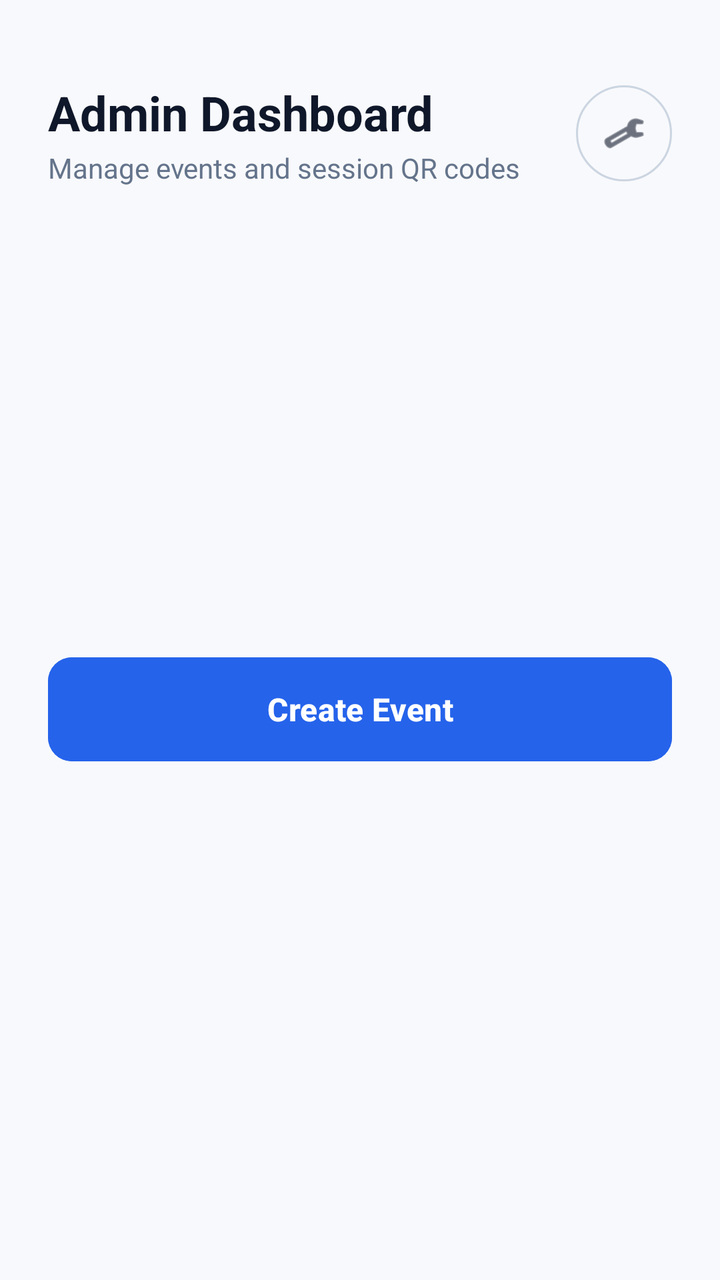
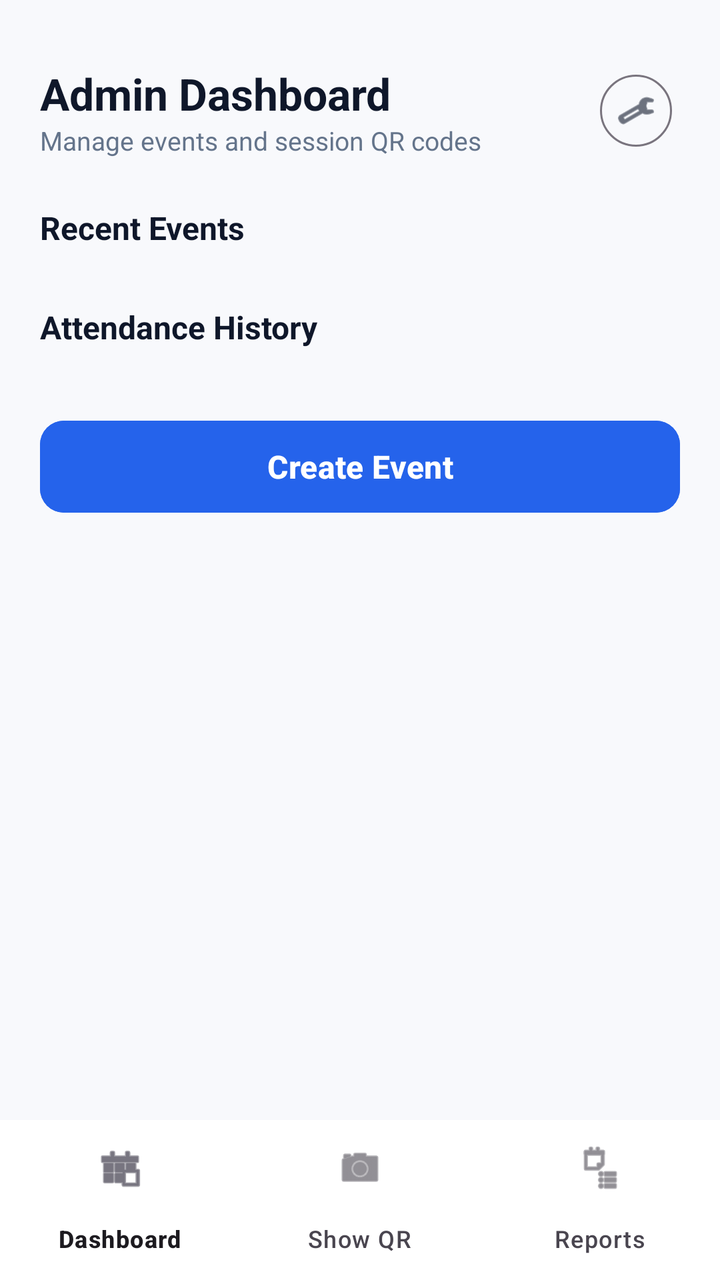

Screens rendered from an Android XML layout before and after an edit, with the pre-edit source and the edit as a unified diff.
<!-- AndroidManifest.xml: application theme Theme.QRAS -->
<!-- res/layout/activity_admin_dash.xml -->
<?xml version="1.0" encoding="utf-8"?>
<LinearLayout xmlns:android="http://schemas.android.com/apk/res/android"
    xmlns:app="http://schemas.android.com/apk/res-auto"
    xmlns:tools="http://schemas.android.com/tools"
    android:id="@+id/main"
    android:layout_width="match_parent"
    android:layout_height="match_parent"
    android:background="#F8F9FC"
    android:orientation="vertical"
    android:padding="24dp">

    
    <RelativeLayout
        android:layout_width="match_parent"
        android:layout_height="wrap_content"
        android:layout_marginTop="16dp">

        <LinearLayout
            android:layout_width="wrap_content"
            android:layout_height="wrap_content"
            android:layout_alignParentStart="true"
            android:layout_centerVertical="true"
            android:orientation="vertical">

            <TextView
                android:layout_width="wrap_content"
                android:layout_height="wrap_content"
                android:text="Admin Dashboard"
                android:textColor="#0F172A"
                android:textSize="24sp"
                android:textStyle="bold"
                tools:ignore="HardcodedText" />

            <TextView
                android:layout_width="wrap_content"
                android:layout_height="wrap_content"
                android:layout_marginTop="2dp"
                android:text="Manage events and session QR codes"
                android:textColor="#64748B"
                android:textSize="14sp"
                tools:ignore="HardcodedText" />
        </LinearLayout>

        
        <com.google.android.material.button.MaterialButton
            android:id="@+id/btnSettings"
            style="@style/Widget.Material3.Button.IconButton.Outlined"
            android:layout_width="48dp"
            android:layout_height="48dp"
            android:layout_alignParentEnd="true"
            android:layout_centerVertical="true"
            android:contentDescription="Settings"
            android:insetLeft="0dp"
            android:insetTop="0dp"
            android:insetRight="0dp"
            android:insetBottom="0dp"
            android:padding="0dp"
            app:cornerRadius="24dp"
            app:icon="@android:drawable/ic_menu_preferences"
            app:iconGravity="textStart"
            app:iconSize="22dp"
            app:iconTint="#0F172A"
            app:strokeColor="#CBD5E1"
            app:strokeWidth="1dp" />
    </RelativeLayout>

    
    <LinearLayout
        android:layout_width="match_parent"
        android:layout_height="0dp"
        android:layout_weight="1"
        android:gravity="center"
        android:orientation="vertical">

        <com.google.android.material.button.MaterialButton
            android:id="@+id/btnCreateEvent"
            android:layout_width="match_parent"
            android:layout_height="60dp"
            android:backgroundTint="#2563EB"
            android:text="Create Event"
            android:textAllCaps="false"
            android:textColor="#FFFFFF"
            android:textSize="16sp"
            android:textStyle="bold"
            app:cornerRadius="12dp"
            tools:ignore="HardcodedText" />

    </LinearLayout>

</LinearLayout>
<!-- resources referenced by this layout -->
<resources>
  <style name="Theme.QRAS" parent="Base.Theme.QRAS" />
  <style name="Base.Theme.QRAS" parent="Theme.Material3.DayNight.NoActionBar">
          
          
      </style>
</resources>

<!-- the commit's change to res/layout/activity_admin_dash.xml (unified diff, before → after) -->
@@ -1,90 +1,136 @@
 <?xml version="1.0" encoding="utf-8"?>
-<LinearLayout xmlns:android="http://schemas.android.com/apk/res/android"
+<androidx.constraintlayout.widget.ConstraintLayout xmlns:android="http://schemas.android.com/apk/res/android"
     xmlns:app="http://schemas.android.com/apk/res-auto"
     xmlns:tools="http://schemas.android.com/tools"
     android:id="@+id/main"
     android:layout_width="match_parent"
     android:layout_height="match_parent"
-    android:background="#F8F9FC"
-    android:orientation="vertical"
-    android:padding="24dp">
+    android:background="#F8F9FC">
 
     
-    <RelativeLayout
-        android:layout_width="match_parent"
-        android:layout_height="wrap_content"
-        android:layout_marginTop="16dp">
+    <androidx.core.widget.NestedScrollView
+        android:layout_width="0dp"
+        android:layout_height="0dp"
+        android:fillViewport="true"
+        app:layout_constraintBottom_toTopOf="@id/bottomNavigation"
+        app:layout_constraintEnd_toEndOf="parent"
+        app:layout_constraintStart_toStartOf="parent"
+        app:layout_constraintTop_toTopOf="parent">
 
         <LinearLayout
-            android:layout_width="wrap_content"
+            android:layout_width="match_parent"
             android:layout_height="wrap_content"
-            android:layout_alignParentStart="true"
-            android:layout_centerVertical="true"
-            android:orientation="vertical">
+            android:orientation="vertical"
+            android:padding="20dp">
 
+            
+            <RelativeLayout
+                android:layout_width="match_parent"
+                android:layout_height="wrap_content"
+                android:layout_marginTop="12dp">
+
+                <LinearLayout
+                    android:layout_width="wrap_content"
+                    android:layout_height="wrap_content"
+                    android:layout_alignParentStart="true"
+                    android:orientation="vertical">
+
+                    <TextView
+                        android:layout_width="wrap_content"
+                        android:layout_height="wrap_content"
+                        android:text="Admin Dashboard"
+                        android:textColor="#0F172A"
+                        android:textSize="22sp"
+                        android:textStyle="bold" />
+
+                    <TextView
+                        android:layout_width="wrap_content"
+                        android:layout_height="wrap_content"
+                        android:text="Manage events and session QR codes"
+                        android:textColor="#64748B"
+                        android:textSize="13sp" />
+                </LinearLayout>
+
+                <com.google.android.material.button.MaterialButton
+                    android:id="@+id/btnSettings"
+                    style="@style/Widget.Material3.Button.IconButton.Outlined"
+                    android:layout_width="44dp"
+                    android:layout_height="44dp"
+                    android:layout_alignParentEnd="true"
+                    android:layout_centerVertical="true"
+                    android:padding="0dp"
+                    app:cornerRadius="22dp"
+                    app:icon="@android:drawable/ic_menu_preferences"
+                    app:iconGravity="textStart"
+                    app:iconSize="20dp"
+                    app:iconTint="#0F172A" />
+            </RelativeLayout>
+
+            
             <TextView
                 android:layout_width="wrap_content"
                 android:layout_height="wrap_content"
-                android:text="Admin Dashboard"
+                android:layout_marginTop="24dp"
+                android:text="Recent Events"
                 android:textColor="#0F172A"
-                android:textSize="24sp"
-                android:textStyle="bold"
-                tools:ignore="HardcodedText" />
+                android:textSize="16sp"
+                android:textStyle="bold" />
 
+            <androidx.recyclerview.widget.RecyclerView
+                android:id="@+id/rvRecentEvents"
+                android:layout_width="match_parent"
+                android:layout_height="wrap_content"
+                android:layout_marginTop="8dp"
+                android:nestedScrollingEnabled="false"
+                tools:itemCount="2"
+                tools:listitem="@layout/item_dashboard_event" />
+
+            
             <TextView
                 android:layout_width="wrap_content"
                 android:layout_height="wrap_content"
-                android:layout_marginTop="2dp"
-                android:text="Manage events and session QR codes"
-                android:textColor="#64748B"
-                android:textSize="14sp"
-                tools:ignore="HardcodedText" />
+                android:layout_marginTop="20dp"
+                android:text="Attendance History"
+                android:textColor="#0F172A"
+                android:textSize="16sp"
+                android:textStyle="bold" />
+
+            <androidx.recyclerview.widget.RecyclerView
+                android:id="@+id/rvAttendanceHistory"
+                android:layout_width="match_parent"
+                android:layout_height="wrap_content"
+                android:layout_marginTop="8dp"
+                android:nestedScrollingEnabled="false"
+                tools:itemCount="3"
+                tools:listitem="@layout/item_dashboard_history" />
+
+            
+            <com.google.android.material.button.MaterialButton
+                android:id="@+id/btnCreateEvent"
+                android:layout_width="match_parent"
+                android:layout_height="54dp"
+                android:layout_marginTop="24dp"
+                android:backgroundTint="#2563EB"
+                android:text="Create Event"
+                android:textAllCaps="false"
+                android:textColor="#FFFFFF"
+                android:textSize="16sp"
+                android:textStyle="bold"
+                app:cornerRadius="12dp" />
+
         </LinearLayout>
-
-        
-        <com.google.android.material.button.MaterialButton
-            android:id="@+id/btnSettings"
-            style="@style/Widget.Material3.Button.IconButton.Outlined"
-            android:layout_width="48dp"
-            android:layout_height="48dp"
-            android:layout_alignParentEnd="true"
-            android:layout_centerVertical="true"
-            android:contentDescription="Settings"
-            android:insetLeft="0dp"
-            android:insetTop="0dp"
-            android:insetRight="0dp"
-            android:insetBottom="0dp"
-            android:padding="0dp"
-            app:cornerRadius="24dp"
-            app:icon="@android:drawable/ic_menu_preferences"
-            app:iconGravity="textStart"
-            app:iconSize="22dp"
-            app:iconTint="#0F172A"
-            app:strokeColor="#CBD5E1"
-            app:strokeWidth="1dp" />
-    </RelativeLayout>
+    </androidx.core.widget.NestedScrollView>
 
     
-    <LinearLayout
+    <com.google.android.material.bottomnavigation.BottomNavigationView
+        android:id="@+id/bottomNavigation"
         android:layout_width="match_parent"
-        android:layout_height="0dp"
-        android:layout_weight="1"
-        android:gravity="center"
-        android:orientation="vertical">
+        android:layout_height="wrap_content"
+        android:background="#FFFFFF"
+        app:elevation="8dp"
+        app:layout_constraintBottom_toBottomOf="parent"
+        app:layout_constraintEnd_toEndOf="parent"
+        app:layout_constraintStart_toStartOf="parent"
+        app:menu="@menu/bottom_nav_menu" />
 
-        <com.google.android.material.button.MaterialButton
-            android:id="@+id/btnCreateEvent"
-            android:layout_width="match_parent"
-            android:layout_height="60dp"
-            android:backgroundTint="#2563EB"
-            android:text="Create Event"
-            android:textAllCaps="false"
-            android:textColor="#FFFFFF"
-            android:textSize="16sp"
-            android:textStyle="bold"
-            app:cornerRadius="12dp"
-            tools:ignore="HardcodedText" />
-
-    </LinearLayout>
-
-</LinearLayout>
+</androidx.constraintlayout.widget.ConstraintLayout>
